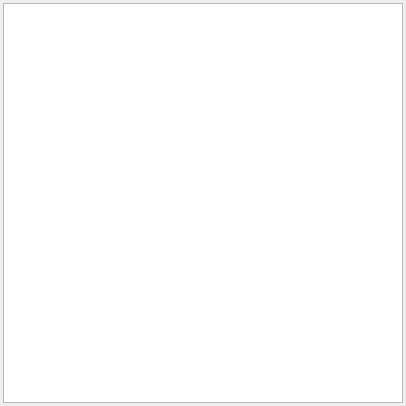
First picture: the form in forms/consolelogdialog.ui, repository Tarsnap/tarsnap-gui, before the edit.
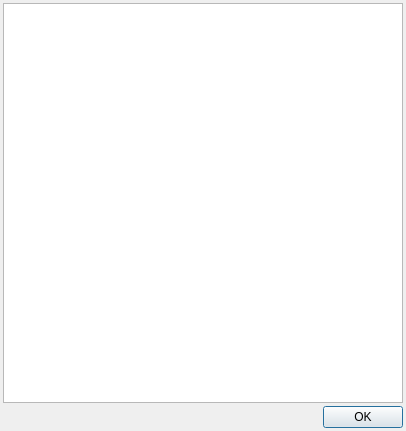
Second picture: the form after the edit. Custom widgets are drawn as their Qt base class.

Commit message:
ConsoleLogDialog, AboutDialog: add "ok" button
It's not obvious to everybody that you can get rid of the window by
pressing ESC.

What changed in the file:
```diff
--- a/forms/consolelogdialog.ui
+++ b/forms/consolelogdialog.ui
@@ -7,7 +7,7 @@
   </property>
   <layout class="QVBoxLayout" name="consoleWindowLayout">
    <property name="spacing">
-    <number>0</number>
+    <number>3</number>
    </property>
    <property name="leftMargin">
     <number>3</number>
@@ -31,6 +31,13 @@
      </property>
     </widget>
    </item>
+   <item>
+    <widget class="QDialogButtonBox" name="buttonBox">
+     <property name="standardButtons">
+      <set>QDialogButtonBox::Ok</set>
+     </property>
+    </widget>
+   </item>
   </layout>
  </widget>
  <customwidgets>
```
Left out of the diff: 2 changed lines with no effect on the pictures. The commit also changes 3 other files.
